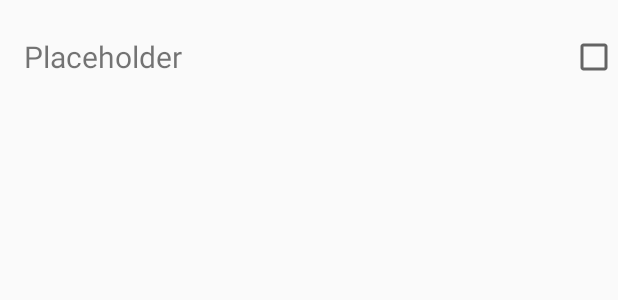
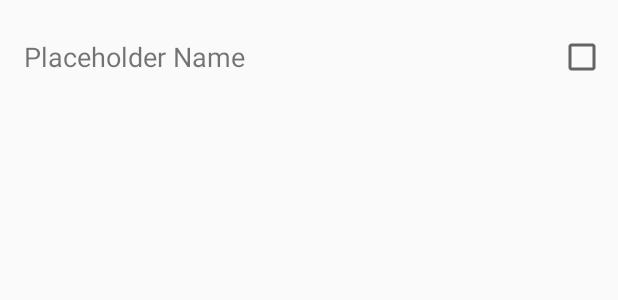
Before and after one commit to cah-meenu-singh/Demo_API_Integration, an Android app built with Jetpack Compose: the layout item_todo.xml on its own in the app's theme, with its tools: preview values and no code run, on a phone screen of 412 x 824 dp. Shown: the top 300 px of the screen. Run offline under Robolectric (Android 15) with nearby library versions, the phone set to English and light mode, and no system bars.

Commit message:
code changes

```diff
--- a/app/src/main/AndroidManifest.xml
+++ b/app/src/main/AndroidManifest.xml
@@ -2,7 +2,8 @@
 <manifest xmlns:android="http://schemas.android.com/apk/res/android"
     xmlns:tools="http://schemas.android.com/tools">
     <uses-permission android:name="android.permission.INTERNET" />
-   git  <application
+    <application
+        android:networkSecurityConfig="@xml/network_security_config"
         android:allowBackup="true"
         android:dataExtractionRules="@xml/data_extraction_rules"
         android:fullBackupContent="@xml/backup_rules"
--- a/app/src/main/java/com/example/apiintegration/Todo.kt
+++ b/app/src/main/java/com/example/apiintegration/Todo.kt
@@ -1,7 +1,6 @@
 package com.example.apiintegration
 data class Todo(
-    val completed: Boolean,
     val id: Int,
-    val title: String,
-    val userId: Int
+    val name: String,
+    val email: String
 )
--- a/app/src/main/java/com/example/apiintegration/TodoAdapter.kt
+++ b/app/src/main/java/com/example/apiintegration/TodoAdapter.kt
@@ -39,8 +39,8 @@ class TodoAdapter: RecyclerView.Adapter<TodoAdapter.TodoViewHolder>() {
     override fun onBindViewHolder(holder: TodoViewHolder, position: Int) {
         holder.binding.apply {
             val todo = todos[position]
-            tvTitle.text = todo.title
-            cbDone.isChecked = todo.completed
+            tvTitle.text = todo.name
+            cbDone.isChecked = false
         }
     }
 }
--- a/app/src/main/java/com/example/apiintegration/TodoApi.kt
+++ b/app/src/main/java/com/example/apiintegration/TodoApi.kt
@@ -5,7 +5,7 @@ import retrofit2.http.GET
 
 interface TodoApi {
 
-    @GET("/todos")
+    @GET("/users")
     //for api key we need to pass the query in getTodos function
     //@Query("key") key: String
     suspend fun getTodos(): Response<List<Todo>>
--- a/app/src/main/res/layout/item_todo.xml
+++ b/app/src/main/res/layout/item_todo.xml
@@ -3,28 +3,29 @@
     xmlns:app="http://schemas.android.com/apk/res-auto"
     xmlns:tools="http://schemas.android.com/tools"
     android:layout_width="match_parent"
-    android:layout_height="75dp">
+    android:layout_height="75dp"
+    android:paddingHorizontal="8dp">
 
     <TextView
         android:id="@+id/tvTitle"
         android:layout_width="0dp"
         android:layout_height="wrap_content"
-        android:layout_marginStart="16dp"
-        android:textSize="20sp"
+        android:layout_marginStart="8dp"
+        android:textSize="18sp"
         app:layout_constraintBottom_toBottomOf="parent"
+        app:layout_constraintTop_toTopOf="parent"
+        app:layout_constraintStart_toStartOf="parent"
         app:layout_constraintEnd_toStartOf="@+id/cbDone"
-        app:layout_constraintStart_toStartOf="parent"
-        app:layout_constraintTop_toTopOf="parent"
         app:layout_constraintVertical_bias="0.5"
-        tools:text="Placeholder" />
+        tools:text="Placeholder Name" />
 
     <CheckBox
         android:id="@+id/cbDone"
         android:layout_width="wrap_content"
         android:layout_height="wrap_content"
+        app:layout_constraintTop_toTopOf="parent"
         app:layout_constraintBottom_toBottomOf="parent"
         app:layout_constraintEnd_toEndOf="parent"
-        app:layout_constraintTop_toTopOf="parent"
         app:layout_constraintVertical_bias="0.5" />
 
 </androidx.constraintlayout.widget.ConstraintLayout>
```
